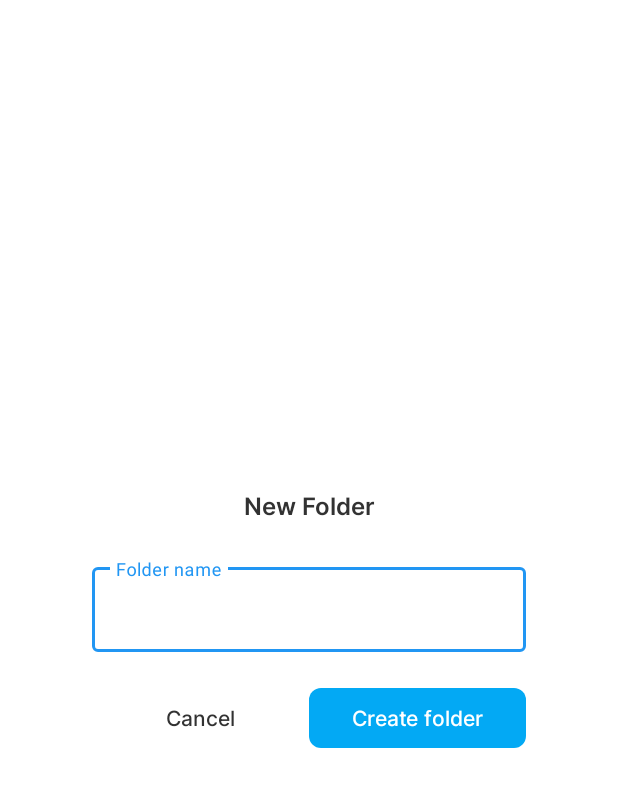
After one commit to doctor-blue/photo-gallery, an Android app built with Jetpack Compose: the layout dialog_create_new_folder.xml on its own in the app's theme, with its tools: preview values and no code run, on a phone screen of 412 x 824 dp. The commit adds this screen. Shown: the top 787 px of the screen. Run offline under Robolectric (Android 15) with nearby library versions, the phone set to English and light mode, and no system bars.

Commit message:
ui copy moving folder and example of using file to copy

```diff
--- a/app/src/main/java/com/devcomentry/photogallery/presention/albums/adapter/AlbumAdapter.kt
+++ b/app/src/main/java/com/devcomentry/photogallery/presention/albums/adapter/AlbumAdapter.kt
@@ -44,9 +44,6 @@ class AlbumAdapter(
                     txtFolderName.text = context.getString(R.string.create_folder)
 
                 } else {
-                    root.setPreventDoubleClick {
-                        onClick(item)
-                    }
                     txtFolderName.text = item.folder.name
 
                     if (item.imageFiles.size > 1)
@@ -70,6 +67,9 @@ class AlbumAdapter(
                     txtFolderSize.text = (folderSize.decimalFormat() + unit)
 
                 }
+                root.setPreventDoubleClick {
+                    onClick(item)
+                }
             }
         }
     }
--- /dev/null
+++ b/app/src/main/res/layout/dialog_create_new_folder.xml
@@ -0,0 +1,87 @@
+<?xml version="1.0" encoding="utf-8"?>
+<androidx.constraintlayout.widget.ConstraintLayout xmlns:android="http://schemas.android.com/apk/res/android"
+    android:layout_width="match_parent"
+    android:layout_height="match_parent"
+    xmlns:app="http://schemas.android.com/apk/res-auto">
+
+    <androidx.constraintlayout.widget.ConstraintLayout
+        android:layout_width="0dp"
+        app:layout_constraintTop_toTopOf="parent"
+        app:layout_constraintEnd_toEndOf="parent"
+        app:layout_constraintStart_toStartOf="parent"
+        app:layout_constraintWidth_percent="0.82"
+        android:background="@drawable/bg_radius_12"
+        app:layout_constraintBottom_toBottomOf="parent"
+        android:layout_height="wrap_content">
+        <TextView
+            android:id="@+id/tv_title"
+            android:layout_width="wrap_content"
+            android:text="@string/new_folder"
+            app:layout_constraintTop_toTopOf="parent"
+            app:layout_constraintStart_toStartOf="parent"
+            app:layout_constraintEnd_toEndOf="parent"
+            android:textColor="@color/text_light"
+            android:layout_marginTop="@dimen/space_screen_normal"
+            android:textSize="@dimen/text_size_16"
+            android:fontFamily="@font/inter_semibold_600"
+            android:layout_height="wrap_content"/>
+
+        <com.google.android.material.textfield.TextInputLayout
+            android:id="@+id/til_folder_name"
+            android:layout_width="0dp"
+            android:layout_height="wrap_content"
+            android:hint="@string/folder_name"
+            app:boxStrokeColor="@color/blue_500"
+            app:hintTextColor="@color/blue_500"
+            android:layout_marginHorizontal="@dimen/space_screen_normal"
+            app:layout_constraintTop_toBottomOf="@+id/tv_title"
+            style="@style/Widget.MaterialComponents.TextInputLayout.OutlinedBox"
+            app:layout_constraintLeft_toLeftOf="parent"
+            app:layout_constraintRight_toRightOf="parent"
+            android:layout_marginTop="@dimen/space_screen_normal">
+
+            <com.google.android.material.textfield.TextInputEditText
+                android:id="@+id/tiet_folder_name"
+                android:maxLines="1"
+                android:layout_width="match_parent"
+                android:layout_height="wrap_content" />
+
+        </com.google.android.material.textfield.TextInputLayout>
+
+
+        <LinearLayout
+            android:layout_width="0dp"
+            android:layout_height="wrap_content"
+            android:layout_marginTop="@dimen/space_screen_normal"
+            android:layout_marginBottom="@dimen/space_screen_normal"
+            android:orientation="horizontal"
+            android:weightSum="2"
+            app:layout_constraintBottom_toBottomOf="parent"
+            app:layout_constraintEnd_toEndOf="@id/til_folder_name"
+            app:layout_constraintStart_toStartOf="@id/til_folder_name"
+            app:layout_constraintTop_toBottomOf="@id/til_folder_name">
+
+            <TextView
+                android:id="@+id/tv_cancel"
+                android:layout_width="0dp"
+                android:layout_height="40dp"
+                android:layout_weight="1"
+                android:fontFamily="@font/inter_medium_500"
+                android:gravity="center"
+                android:text="@string/cancel"
+                android:textColor="@color/text_light" />
+
+            <TextView
+                android:id="@+id/tv_create"
+                android:layout_width="0dp"
+                android:layout_height="40dp"
+                android:layout_weight="1"
+                android:background="@drawable/bg_button_save"
+                android:fontFamily="@font/inter_medium_500"
+                android:gravity="center"
+                android:text="@string/create_folder"
+                android:textColor="@color/white" />
+        </LinearLayout>
+    </androidx.constraintlayout.widget.ConstraintLayout>
+
+</androidx.constraintlayout.widget.ConstraintLayout>
--- a/app/src/main/res/values/strings.xml
+++ b/app/src/main/res/values/strings.xml
@@ -40,5 +40,6 @@
     <string name="could_not_deleted_file_mess">File couldn\'t be deleted</string>
     <string name="enter_folder_name_message">Enter your folder name</string>
     <string name="create_folder">Create folder</string>
+    <string name="folder_name">Folder name</string>
 
 </resources>
```
Also changed, not shown: app/src/main/java/com/devcomentry/photogallery/presention/albums/AlbumsFragment.kt (+15 -0 lines), app/src/main/java/com/devcomentry/photogallery/presention/copy_moving_file/CopyMovingFileFragment.kt (+55 -5 lines), app/src/main/java/com/devcomentry/photogallery/presention/file_list/FileListFragmentEx.kt (+20 -4 lines), app/src/main/java/com/devcomentry/photogallery/presention/utils/DialogUitls.kt (+54 -0 lines), app/src/main/res/navigation/nav_graph_main.xml (+9 -1 lines).
